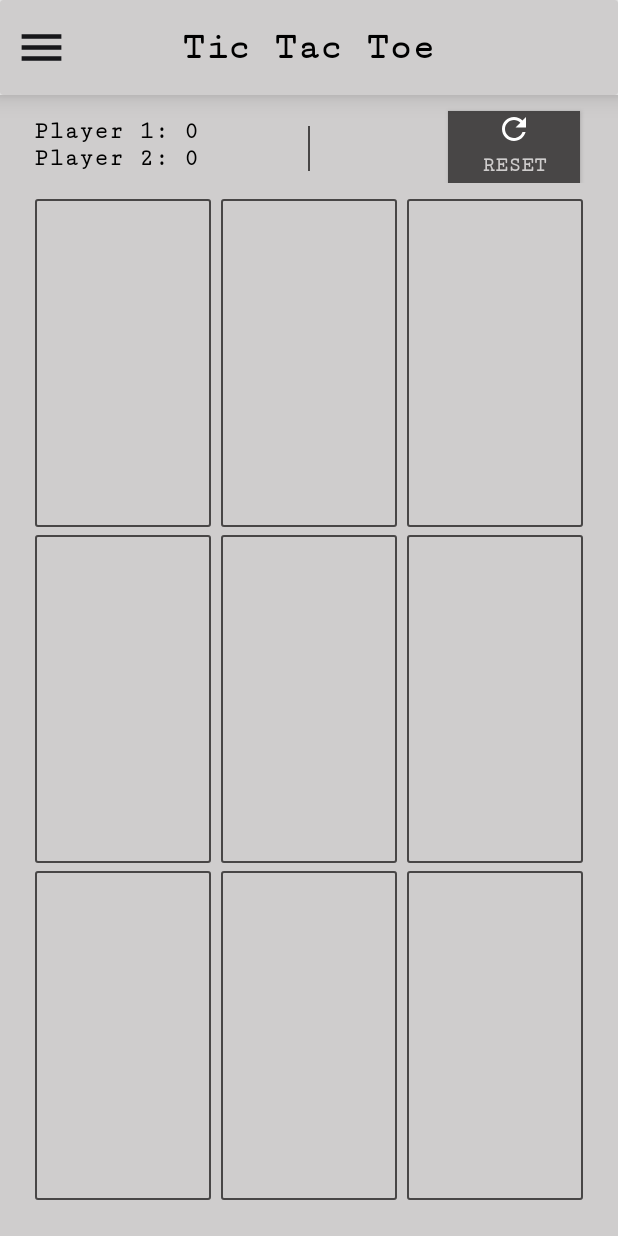
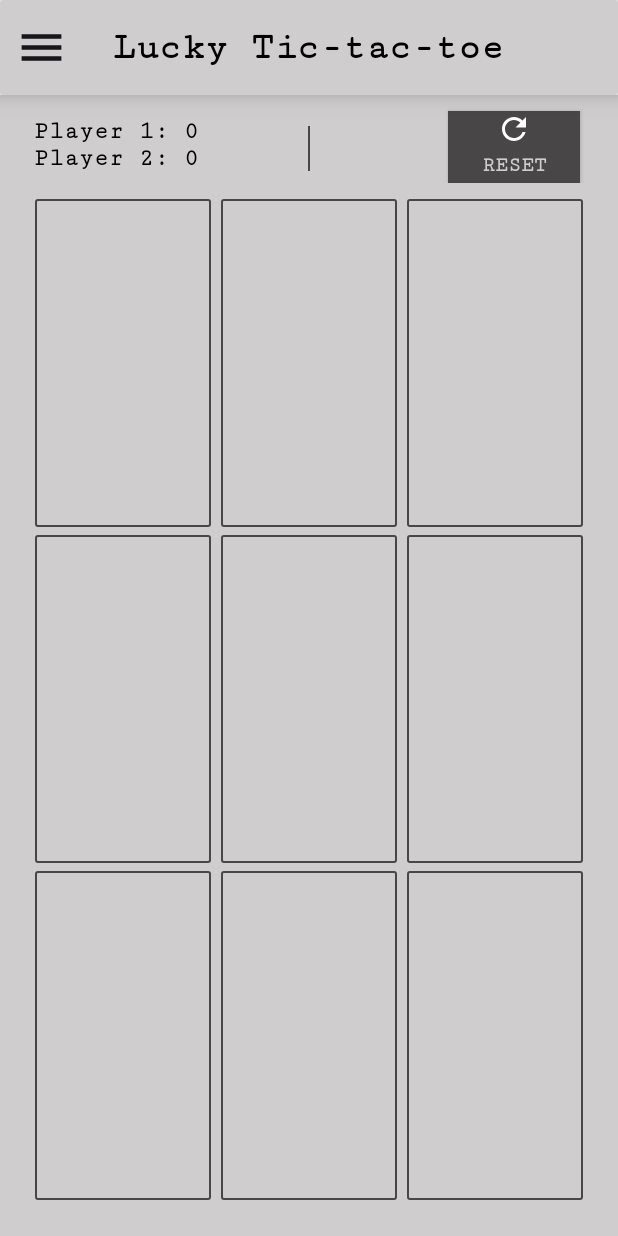
Before and after one commit to nastiakotifnahpis/tictactoe, an Android app: the FragGame screen opened directly, with no data from a screen before it, on a phone screen of 412 x 824 dp. Run offline under Robolectric (Android 15) with nearby library versions, the phone set to English and light mode, and no system bars; our stand-ins replace ButterKnife, Room's generated code; libraries missing offline, so code that uses them is left out: com.ontbee.legacyforks, com.special; 24 statements that could not run were skipped.

Commit message:
first commit

```diff
--- a/app/build.gradle
+++ b/app/build.gradle
@@ -30,7 +30,7 @@ android {
 
     buildTypes {
         release {
-            minifyEnabled true
+            minifyEnabled false
             debuggable false
             signingConfig signingConfigs.production
             proguardFiles getDefaultProguardFile('proguard-android.txt'), 'proguard-rules.pro'
--- a/app/src/main/res/values/strings.xml
+++ b/app/src/main/res/values/strings.xml
@@ -1,5 +1,5 @@
 <resources>
-    <string name="app_name">Tic Tac Toe</string>
+    <string name="app_name">Lucky Tic-tac-toe</string>
 
 
     <string name="msg_help">
```
Also changed, not shown: 1 other file.
